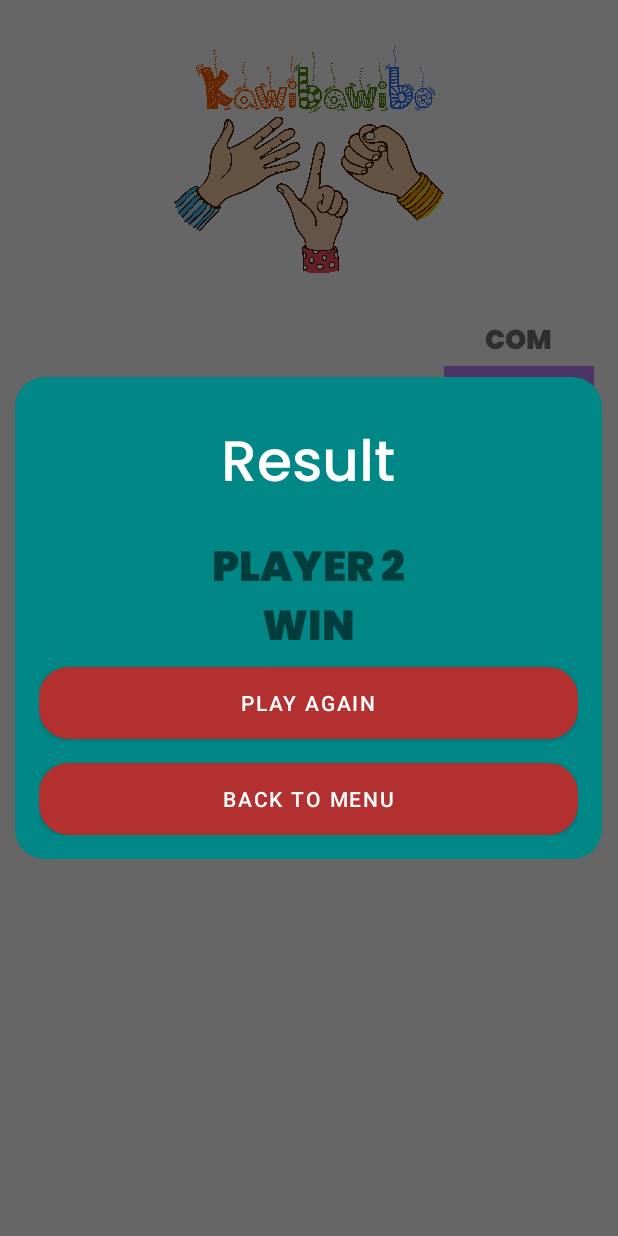
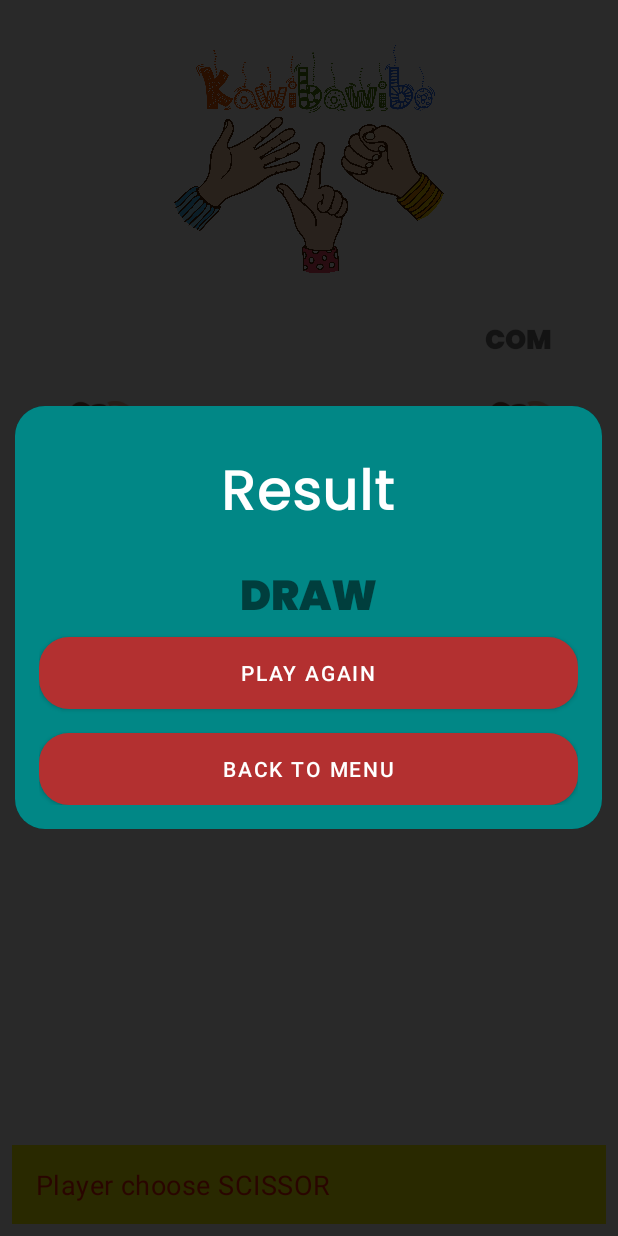
Before and after one commit to ikhsanhdyt/SuitGameNextLevel, an Android app: the GameActivity screen opened directly, with no data from a screen before it, after a tap on an icon or button, on a phone screen of 412 x 824 dp. Run offline under Robolectric (Android 15) with nearby library versions, the light colour scheme and no system bars; 1 other tap on this screen came first.

Commit message:
finishing game on testing

```diff
--- a/app/src/main/java/com/ikhsanhdyt/suitgamenextlevel/ui/game/GameActivity.kt
+++ b/app/src/main/java/com/ikhsanhdyt/suitgamenextlevel/ui/game/GameActivity.kt
@@ -2,12 +2,16 @@ package com.ikhsanhdyt.suitgamenextlevel.ui.game
 
 import android.content.Context
 import android.content.Intent
+import android.graphics.Color
 import android.os.Bundle
+import android.os.CountDownTimer
 import android.util.Log
 import android.view.View
+import android.widget.TextView
 import android.widget.Toast
 import androidx.appcompat.app.AppCompatActivity
 import androidx.core.content.ContextCompat
+import com.google.android.material.snackbar.Snackbar
 import com.ikhsanhdyt.suitgamenextlevel.R
 import com.ikhsanhdyt.suitgamenextlevel.databinding.ActivityGameBinding
 import com.ikhsanhdyt.suitgamenextlevel.enum.PlayerSide
@@ -16,8 +20,25 @@ import com.ikhsanhdyt.suitgamenextlevel.sharedPreferences.PlayerSharedPref
 import com.ikhsanhdyt.suitgamenextlevel.usecase.SuitUseCase
 import com.ikhsanhdyt.suitgamenextlevel.usecase.SuitUseCaseImpl
 import com.ikhsanhdyt.suitgamenextlevel.utils.DialogUtils
+import kotlin.random.Random
 
 class GameActivity : AppCompatActivity() {
+    //timer countdown for loading progress
+    private val timer: CountDownTimer by lazy {
+        object : CountDownTimer(2000, 1000) {
+            override fun onTick(millisUntilFinished: Long) {
+                binding.progressBar.visibility = View.VISIBLE
+                binding.ivVs.visibility = View.GONE
+            }
+
+            override fun onFinish() {
+                binding.progressBar.visibility = View.GONE
+                binding.ivVs.visibility = View.VISIBLE
+                checkWinner()
+            }
+        }
+    }
+
     //view binding
     private lateinit var binding: ActivityGameBinding
 
@@ -51,12 +72,8 @@ class GameActivity : AppCompatActivity() {
         bindViews()
         getIntentData()
         suitUseCase = SuitUseCaseImpl()
-        setState()
+        showUIPlayer()
         setOnClickListener()
-    }
-
-    private fun getIntentData() {
-        gamePlayMode = intent.extras?.getInt(EXTRAS_GAME_MODE, 0) ?: 0
     }
 
     private fun bindViews() {
@@ -65,25 +82,20 @@ class GameActivity : AppCompatActivity() {
         supportActionBar?.hide()
     }
 
-    private fun setState() {
-        if (gamePlayMode == GAMEPLAY_MODE_VS_PLAYER) {
-            Toast.makeText(this, getString(R.string.text_toast_player_1_turn), Toast.LENGTH_SHORT)
-                .show()
-            showUIPlayer(PlayerSide.PLAYER1, true)
-            showUIPlayer(PlayerSide.ENEMY, false)
-        } else {
-            showUIPlayer(PlayerSide.PLAYER1, true)
-
-        }
+    private fun getIntentData() {
+        gamePlayMode = intent.extras?.getInt(EXTRAS_GAME_MODE, 0) ?: 0
     }
 
-    private fun showUIPlayer(playerSide: PlayerSide, isEnable: Boolean) {
+    private fun showUIPlayer() {
         playerName = PlayerSharedPref(this).playerName
+        binding.tvPlayer.text = playerName
 
-        if (playerSide == PlayerSide.PLAYER1) {
-            binding.tvPlayer.text = playerName
-        } else {
+        if (gamePlayMode == GAMEPLAY_MODE_VS_PLAYER) {
+            onSNACK(binding.root,"PLAYER 1 TURN")
             binding.tvEnemy.text = "Player 2"
+        }else{
+            onSNACK(binding.root,"SELECT YOUR CHARACTER")
+
         }
     }
 
@@ -92,6 +104,13 @@ class GameActivity : AppCompatActivity() {
             binding.flBtnRightBatu.isEnabled = false
             binding.flBtnRightGunting.isEnabled = false
             binding.flBtnRightKertas.isEnabled = false
+            binding.tvSelectGameEnemy.setOnClickListener {
+                binding.flBtnRightBatu.isEnabled = false
+                binding.flBtnRightGunting.isEnabled = false
+                binding.flBtnRightKertas.isEnabled = false
+                binding.tvSelectGameEnemy.visibility = View.INVISIBLE
+                timer.start()
+            }
             binding.flBtnLeftBatu.setOnClickListener() {
                 player1 = SuitCharacter.ROCK.ordinal
                 setPlayerMovement(PlayerSide.PLAYER1, player1)
@@ -106,8 +125,7 @@ class GameActivity : AppCompatActivity() {
                     binding.tvSelectGamePlayer.visibility = View.INVISIBLE
                     binding.tvSelectGameEnemy.visibility = View.VISIBLE
                     binding.llEnemy.isEnabled = true
-                    binding.tvSelectGamePlayer.visibility = View.VISIBLE
-                    Toast.makeText(this, "Player 2 turn", Toast.LENGTH_SHORT).show()
+                    onSNACK(binding.root, "Player 2 turn")
                     binding.flBtnLeftBatu.setBackgroundColor(
                         ContextCompat.getColor(
                             this,
@@ -121,6 +139,7 @@ class GameActivity : AppCompatActivity() {
                 player1 = SuitCharacter.SCISSOR.ordinal
                 setPlayerMovement(PlayerSide.PLAYER1, player1)
                 binding.tvSelectGamePlayer.visibility = View.VISIBLE
+
                 binding.tvSelectGamePlayer.setOnClickListener {
                     binding.flBtnRightBatu.isEnabled = true
                     binding.flBtnRightGunting.isEnabled = true
@@ -131,8 +150,8 @@ class GameActivity : AppCompatActivity() {
                     binding.tvSelectGamePlayer.visibility = View.INVISIBLE
                     binding.tvSelectGameEnemy.visibility = View.VISIBLE
                     binding.llEnemy.isEnabled = true
-                    Toast.makeText(this, "Player 2 turn", Toast.LENGTH_SHORT).show()
-                    binding.flBtnLeftKertas.setBackgroundColor(
+                    onSNACK(binding.root, "Player 2 turn")
+                    binding.flBtnLeftGunting.setBackgroundColor(
                         ContextCompat.getColor(
                             this,
                             R.color.white
@@ -145,6 +164,7 @@ class GameActivity : AppCompatActivity() {
                 player1 = SuitCharacter.PAPER.ordinal
                 setPlayerMovement(PlayerSide.PLAYER1, player1)
                 binding.tvSelectGamePlayer.visibility = View.VISIBLE
+
                 binding.tvSelectGamePlayer.setOnClickListener {
                     binding.flBtnRightBatu.isEnabled = true
                     binding.flBtnRightGunting.isEnabled = true
@@ -155,7 +175,7 @@ class GameActivity : AppCompatActivity() {
                     binding.tvSelectGamePlayer.visibility = View.INVISIBLE
                     binding.tvSelectGameEnemy.visibility = View.VISIBLE
                     binding.llEnemy.isEnabled = true
-                    Toast.makeText(this, "Player 2 turn", Toast.LENGTH_SHORT).show()
+                    onSNACK(binding.root, "Player 2 turn")
                     binding.flBtnLeftKertas.setBackgroundColor(
                         ContextCompat.getColor(
                             this,
@@ -170,46 +190,44 @@ class GameActivity : AppCompatActivity() {
             binding.flBtnRightBatu.setOnClickListener {
                 enemy = SuitCharacter.ROCK.ordinal
                 setPlayerMovement(PlayerSide.ENEMY, enemy)
-                checkWinner()
             }
 
             binding.flBtnRightGunting.setOnClickListener {
                 enemy = SuitCharacter.SCISSOR.ordinal
                 setPlayerMovement(PlayerSide.ENEMY, enemy)
-                checkWinner()
             }
 
             binding.flBtnRightKertas.setOnClickListener {
                 enemy = SuitCharacter.PAPER.ordinal
                 setPlayerMovement(PlayerSide.ENEMY, enemy)
-                checkWinner()
             }
 
         } else {
             binding.flBtnLeftBatu.setOnClickListener() {
+                onSNACK(binding.root, "Player choose ROCK")
                 player1 = SuitCharacter.ROCK.ordinal
+                enemy = SuitCharacter.values()[Random.nextInt(0, 3)].ordinal
                 setPlayerMovement(PlayerSide.PLAYER1, player1)
                 setPlayerMovement(PlayerSide.ENEMY, enemy)
-                checkWinner()
-                setState()
+                timer.start()
             }
             binding.flBtnLeftGunting.setOnClickListener() {
+                onSNACK(binding.root, "Player choose SCISSOR")
                 player1 = SuitCharacter.SCISSOR.ordinal
+                enemy = SuitCharacter.values()[Random.nextInt(0, 3)].ordinal
                 setPlayerMovement(PlayerSide.PLAYER1, player1)
                 setPlayerMovement(PlayerSide.ENEMY, enemy)
-                checkWinner()
-                setState()
+                timer.start()
             }
             binding.flBtnLeftKertas.setOnClickListener() {
+                onSNACK(binding.root, "Player choose PAPER")
                 player1 = SuitCharacter.PAPER.ordinal
+                enemy = SuitCharacter.values()[Random.nextInt(0, 3)].ordinal
                 setPlayerMovement(PlayerSide.PLAYER1, player1)
                 setPlayerMovement(PlayerSide.ENEMY, enemy)
-                checkWinner()
-                setState()
+                timer.start()
             }
         }
-
-
     }
 
     private fun checkWinner() {
@@ -269,6 +287,7 @@ class GameActivity : AppCompatActivity() {
                     R.color.purple_200
                 )
             )
+
             binding.flBtnLeftGunting.setBackgroundColor(
                 ContextCompat.getColor(
                     this,
@@ -380,6 +399,10 @@ class GameActivity : AppCompatActivity() {
     }
 
     private fun reset() {
+        binding.flBtnLeftBatu.isEnabled = true
+        binding.flBtnLeftGunting.isEnabled = true
+        binding.flBtnLeftKertas.isEnabled = true
+        binding.tvSelectGamePlayer.visibility = View.VISIBLE
         binding.flBtnLeftBatu.setBackgroundColor(ContextCompat.getColor(this, R.color.white))
         binding.flBtnLeftGunting.setBackgroundColor(ContextCompat.getColor(this, R.color.white))
         binding.flBtnLeftKertas.setBackgroundColor(ContextCompat.getColor(this, R.color.white))
@@ -391,6 +414,21 @@ class GameActivity : AppCompatActivity() {
             )
         )
         binding.flBtnRightKertas.setBackgroundColor(ContextCompat.getColor(this, R.color.white))
-        setState()
     }
+
+    fun onSNACK(view: View, title: String) {
+        //Snackbar(view)
+        val snackbar = Snackbar.make(
+            view, title,
+            Snackbar.LENGTH_LONG
+        ).setAction("Action", null)
+        val snackbarView = snackbar.view
+        snackbarView.setBackgroundColor(Color.YELLOW)
+        val textView =
+            snackbarView.findViewById(com.google.android.material.R.id.snackbar_text) as TextView
+        textView.setTextColor(Color.RED)
+        textView.textSize = 18f
+        snackbar.show()
+    }
+
 }
--- a/app/src/main/res/layout/activity_game.xml
+++ b/app/src/main/res/layout/activity_game.xml
@@ -170,6 +170,17 @@
         android:layout_height="170dp"
         android:layout_marginTop="100dp"
         android:background="@drawable/ic_versus"
+        android:visibility="visible"
+        app:layout_constraintEnd_toStartOf="@+id/ll_enemy"
+        app:layout_constraintStart_toEndOf="@+id/ll_player"
+        app:layout_constraintTop_toBottomOf="@+id/iv_logo" />
+
+    <ProgressBar
+        android:id="@+id/progress_bar"
+        android:layout_width="wrap_content"
+        android:layout_height="wrap_content"
+        android:layout_marginTop="150dp"
+        android:visibility="gone"
         app:layout_constraintEnd_toStartOf="@+id/ll_enemy"
         app:layout_constraintStart_toEndOf="@+id/ll_player"
         app:layout_constraintTop_toBottomOf="@+id/iv_logo" />
--- a/app/src/main/res/values/themes.xml
+++ b/app/src/main/res/values/themes.xml
@@ -14,6 +14,8 @@
         <!-- Customize your theme here. -->
 
         <item name="android:windowIsTranslucent">true</item>
+        <item name="android:windowTranslucentStatus">true</item>
+
 
     </style>
 </resources>
```
Also changed, not shown: app/src/main/java/com/ikhsanhdyt/suitgamenextlevel/ui/splash/SplashScreenActivity.kt (+22 -5 lines).
